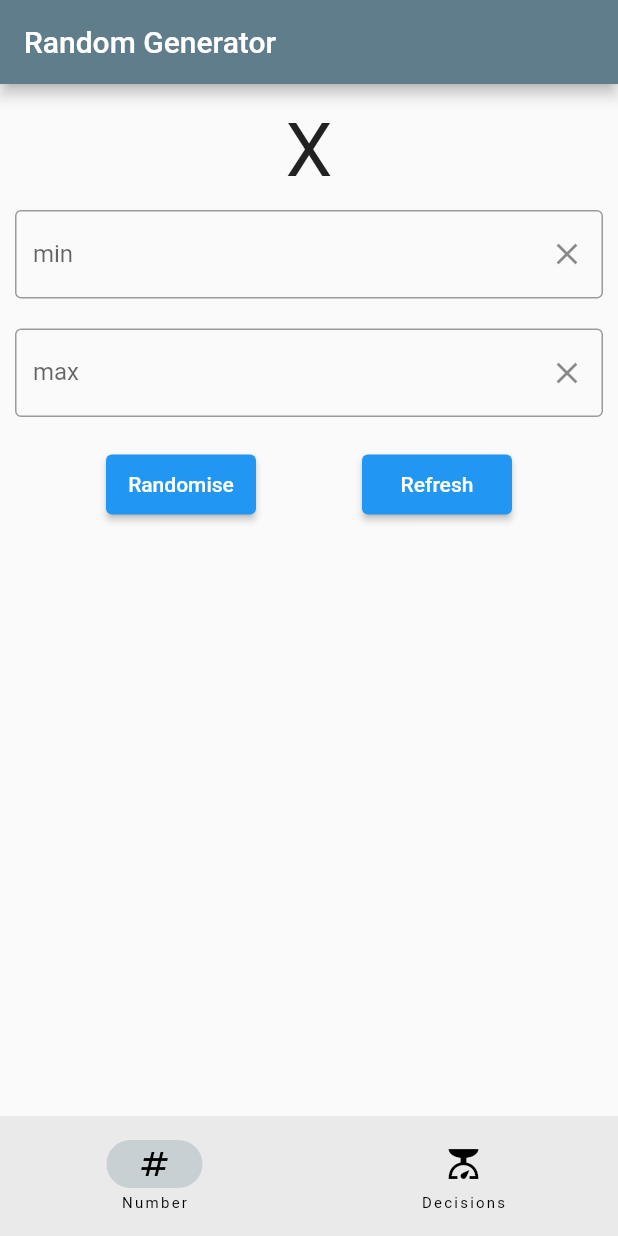
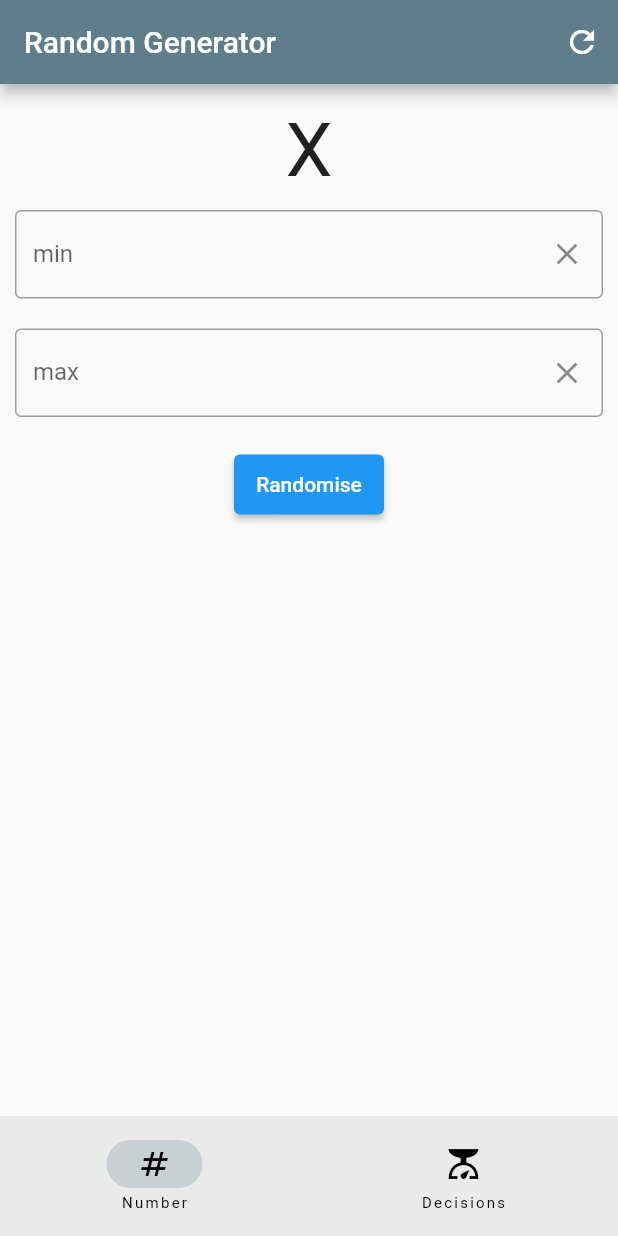
Before and after one commit to jameslinley/RandomGeneratorApp, a Flutter app: the screen it shows after launch, on a phone screen of 412 x 824 dp. Run offline on Flutter 3.47's test engine with Material 2 defaults, Android fonts, the phone set to English and light mode, and no system bars; our stand-ins replace animated_text_kit, flutter_slidable.

Commit message:
Created custom app bars for number and decisions page and moved refresh functionality to app bar and within a method

```diff
--- a/random_generator_app/lib/dialog_box.dart
+++ b/random_generator_app/lib/dialog_box.dart
@@ -1,5 +1,5 @@
 import 'package:flutter/material.dart';
-import 'package:random_generator_app/add_option_button.dart';
+import 'package:random_generator_app/my_button.dart';
 
 class DialogBox extends StatelessWidget {
   final controller;
--- a/random_generator_app/lib/main.dart
+++ b/random_generator_app/lib/main.dart
@@ -32,9 +32,9 @@ class _RootPageState extends State<RootPage> {
   @override
   Widget build(BuildContext context) {
     return Scaffold(
-      appBar: AppBar(
-        title: const Text('Random Generator'),
-      ),
+      // appBar: AppBar(
+      //   title: const Text('Random Generator'),
+      // ),
       body: IndexedStack(index: currentPage, children: pages),
       bottomNavigationBar: NavigationBar(
         destinations: const [
--- a/random_generator_app/lib/number_page.dart
+++ b/random_generator_app/lib/number_page.dart
@@ -14,9 +14,27 @@ class _NumberPageState extends State<NumberPage> {
   TextEditingController maxValue = TextEditingController();
   String minValueInput = '', maxValueInput = '';
   int minValueInputInt = 0, maxValueInputInt = 0, randomInRange = 0;
+
+  void refreshPage() {
+    setState(() {
+      minValue.clear();
+      maxValue.clear();
+      randomNumber = 'X';
+    });
+  }
+
   @override
   Widget build(BuildContext context) {
     return Scaffold(
+      appBar: AppBar(
+        title: const Text('Random Generator'),
+        actions: [
+          IconButton(
+            onPressed: refreshPage,
+            icon: Icon(Icons.refresh),
+          )
+        ],
+      ),
       body: Column(
         children: [
           const SizedBox(height: 15),
@@ -92,24 +110,6 @@ class _NumberPageState extends State<NumberPage> {
                   },
                 ),
               ),
-              ConstrainedBox(
-                constraints:
-                    const BoxConstraints.tightFor(width: 100, height: 40),
-                child: ElevatedButton(
-                  style: ElevatedButton.styleFrom(
-                    backgroundColor: Colors.blue,
-                    padding: const EdgeInsets.all(0.5),
-                  ),
-                  child: const Text('Refresh'),
-                  onPressed: () {
-                    setState(() {
-                      minValue.clear();
-                      maxValue.clear();
-                      randomNumber = 'X';
-                    });
-                  },
-                ),
-              ),
             ],
           ),
           const SizedBox(
```
Also changed, not shown: random_generator_app/lib/decision_page.dart (+16 -1 lines), random_generator_app/lib/my_button.dart (renamed from random_generator_app/lib/add_option_button.dart).
